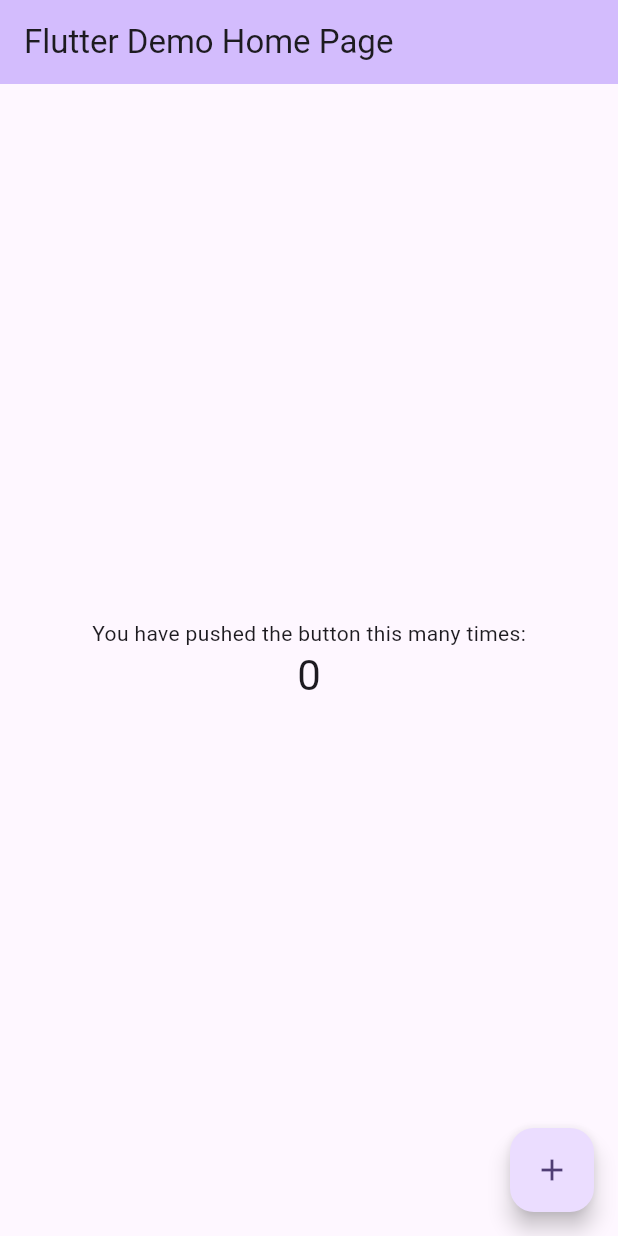
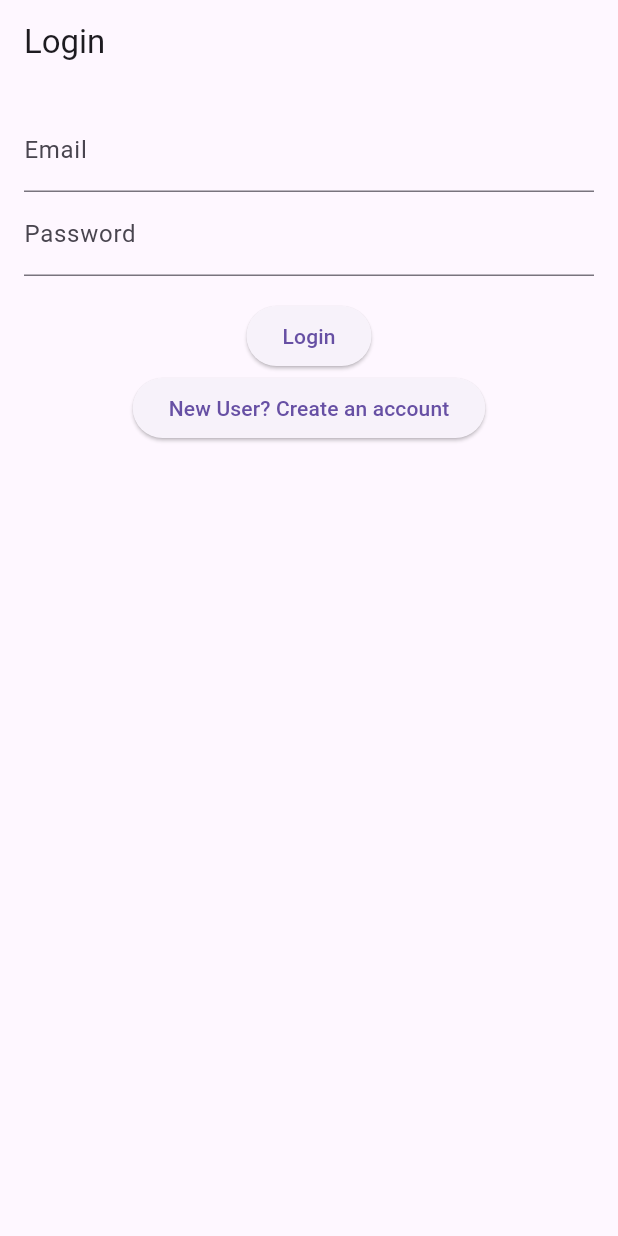
Before and after one commit to Zanuver/login_register, a Flutter app: the screen it shows after launch, on a phone screen of 412 x 824 dp. Run offline on Flutter 3.47's test engine with Material 3 defaults, Android fonts, the phone set to English and light mode, and no system bars.

Commit message:
Telas criadas

```diff
--- a/lib/main.dart
+++ b/lib/main.dart
@@ -1,68 +1,122 @@
 import 'package:flutter/material.dart';
 
 void main() {
-  runApp(const MyApp());
+  runApp(MyApp());
 }
 
 class MyApp extends StatelessWidget {
-  const MyApp({super.key});
-
   @override
   Widget build(BuildContext context) {
     return MaterialApp(
-      title: 'Flutter Demo',
+      title: 'Login & Register',
       theme: ThemeData(
-        colorScheme: ColorScheme.fromSeed(seedColor: Colors.deepPurple),
-        useMaterial3: true,
+        primarySwatch: Colors.blue,
       ),
-      home: const MyHomePage(title: 'Flutter Demo Home Page'),
+      home: LoginPage(),
     );
   }
 }
 
-class MyHomePage extends StatefulWidget {
-  const MyHomePage({super.key, required this.title});
-
-  final String title;
-
+class LoginPage extends StatefulWidget {
   @override
-  State<MyHomePage> createState() => _MyHomePageState();
+  _LoginPageState createState() => _LoginPageState();
 }
 
-class _MyHomePageState extends State<MyHomePage> {
-  int _counter = 0;
-
-  void _incrementCounter() {
-    setState(() {
-      _counter++;
-    });
-  }
+class _LoginPageState extends State<LoginPage> {
+  TextEditingController emailController = TextEditingController();
+  TextEditingController passwordController = TextEditingController();
 
   @override
   Widget build(BuildContext context) {
     return Scaffold(
       appBar: AppBar(
-        backgroundColor: Theme.of(context).colorScheme.inversePrimary,
-        title: Text(widget.title),
+        title: Text('Login'),
       ),
-      body: Center(
+      body: Padding(
+        padding: EdgeInsets.all(16.0),
         child: Column(
-          mainAxisAlignment: MainAxisAlignment.center,
           children: <Widget>[
-            const Text(
-              'You have pushed the button this many times:',
+            TextField(
+              controller: emailController,
+              decoration: InputDecoration(labelText: 'Email'),
             ),
-            Text(
-              '$_counter',
-              style: Theme.of(context).textTheme.headlineMedium,
+            TextField(
+              controller: passwordController,
+              decoration: InputDecoration(labelText: 'Password'),
+              obscureText: true,
+            ),
+            SizedBox(height: 16.0),
+            ElevatedButton(
+              onPressed: () {
+                // Handle Login
+              },
+              child: Text('Login'),
+            ),
+            ElevatedButton(
+              onPressed: () {
+                Navigator.push(
+                  context,
+                  MaterialPageRoute(builder: (context) => RegisterPage()),
+                );
+              },
+              child: Text('New User? Create an account'),
             ),
           ],
         ),
       ),
-      floatingActionButton: FloatingActionButton(
-        onPressed: _incrementCounter,
-        tooltip: 'Increment',
-        child: const Icon(Icons.add),
+    );
+  }
+}
+
+class RegisterPage extends StatefulWidget {
+  @override
+  _RegisterPageState createState() => _RegisterPageState();
+}
+
+class _RegisterPageState extends State<RegisterPage> {
+  TextEditingController emailController = TextEditingController();
+  TextEditingController passwordController = TextEditingController();
+  TextEditingController confirmPasswordController = TextEditingController();
+
+  @override
+  Widget build(BuildContext context) {
+    return Scaffold(
+      appBar: AppBar(
+        title: Text('Register'),
+      ),
+      body: Padding(
+        padding: EdgeInsets.all(16.0),
+        child: Column(
+          children: <Widget>[
+            TextField(
+              controller: emailController,
+              decoration: InputDecoration(labelText: 'Email'),
+            ),
+            TextField(
+              controller: passwordController,
+              decoration: InputDecoration(labelText: 'Password'),
+              obscureText: true,
+            ),
+            TextField(
+              controller: confirmPasswordController,
+              decoration: InputDecoration(labelText: 'Confirm Password'),
+              obscureText: true,
+            ),
+            SizedBox(height: 16.0),
+            ElevatedButton(
+              onPressed: () {
+                // Handle Register
+              },
+              child: Text('Register'),
+            ),
+            ElevatedButton(
+              onPressed: () {
+                Navigator.pop(context);
+              },
+              child: Text('Already have an account? Sign in'),
+            ),
+          ],
+        ),
       ),
     );
   }
```
